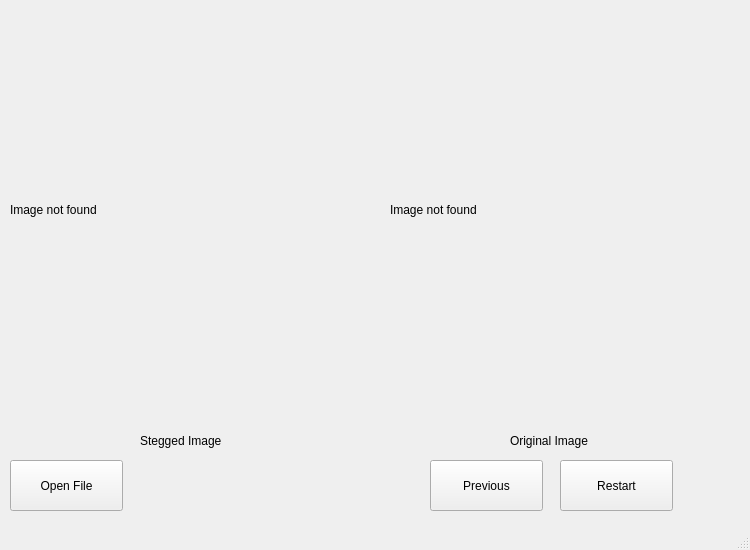
Old version of the form Kevin/Remaning UI Files/ResultScreen.ui in the repository kevinrmedina/StegoCapstone.
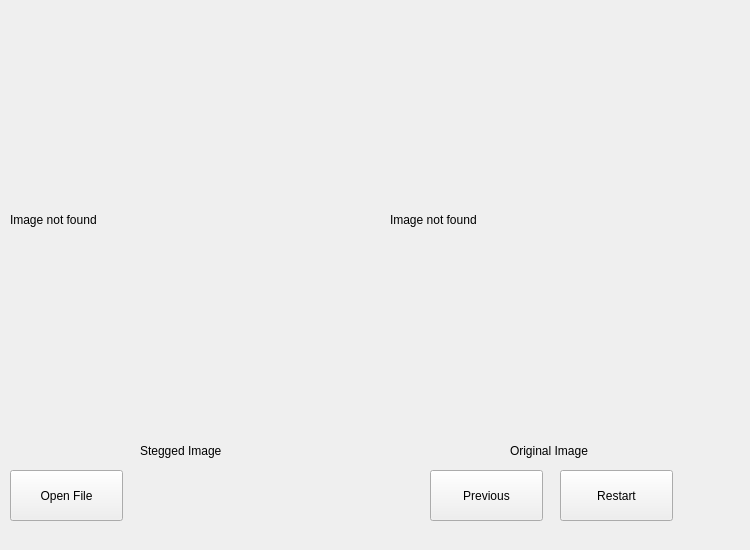
New version of the form.

Diff of the .ui file:
```diff
--- a/Kevin/Remaning UI Files/ResultScreen.ui
+++ b/Kevin/Remaning UI Files/ResultScreen.ui
@@ -1,7 +1,7 @@
 <?xml version="1.0" encoding="UTF-8"?>
 <ui version="4.0">
- <class>MainWindow</class>
- <widget class="QMainWindow" name="MainWindow">
+ <class>Form</class>
+ <widget class="QWidget" name="Form">
   <property name="geometry">
    <rect>
     <x>0</x>
@@ -13,12 +13,24 @@
   <property name="windowTitle">
    <string>MainWindow</string>
   </property>
-  <widget class="QWidget" name="centralwidget">
+  <widget class="QPushButton" name="pushButton_3">
+   <property name="geometry">
+    <rect>
+     <x>10</x>
+     <y>470</y>
+     <width>113</width>
+     <height>51</height>
+    </rect>
+   </property>
+   <property name="text">
+    <string>Open File</string>
+   </property>
+  </widget>
    <widget class="QLabel" name="label_4">
     <property name="geometry">
      <rect>
       <x>510</x>
-      <y>420</y>
+     <y>430</y>
       <width>181</width>
       <height>41</height>
      </rect>
@@ -27,37 +39,30 @@
      <string>Original Image</string>
     </property>
    </widget>
-   <widget class="QPushButton" name="pushButton_2">
+  <widget class="QWidget" name="verticalLayoutWidget">
     <property name="geometry">
      <rect>
-      <x>560</x>
-      <y>460</y>
-      <width>113</width>
-      <height>51</height>
-     </rect>
-    </property>
+     <x>390</x>
+     <y>10</y>
+     <width>351</width>
+     <height>421</height>
+    </rect>
+   </property>
+   <layout class="QVBoxLayout" name="verticalLayout">
+    <item>
+     <widget class="QLabel" name="label">
     <property name="text">
-     <string>Restart</string>
-    </property>
-   </widget>
-   <widget class="QLabel" name="label_3">
-    <property name="geometry">
-     <rect>
-      <x>140</x>
-      <y>420</y>
-      <width>181</width>
-      <height>41</height>
-     </rect>
-    </property>
-    <property name="text">
-     <string>Stegged Image</string>
-    </property>
+       <string>&lt;html&gt;&lt;head/&gt;&lt;body&gt;&lt;p&gt;Image not found&lt;/p&gt;&lt;/body&gt;&lt;/html&gt;</string>
+      </property>
+     </widget>
+    </item>
+   </layout>
    </widget>
    <widget class="QWidget" name="verticalLayoutWidget_2">
     <property name="geometry">
      <rect>
       <x>10</x>
-      <y>0</y>
+     <y>10</y>
       <width>351</width>
       <height>421</height>
      </rect>
@@ -72,11 +77,24 @@
      </item>
     </layout>
    </widget>
+  <widget class="QPushButton" name="pushButton_2">
+   <property name="geometry">
+    <rect>
+     <x>560</x>
+     <y>470</y>
+     <width>113</width>
+     <height>51</height>
+    </rect>
+   </property>
+   <property name="text">
+    <string>Restart</string>
+   </property>
+  </widget>
    <widget class="QPushButton" name="pushButton">
     <property name="geometry">
      <rect>
       <x>430</x>
-      <y>460</y>
+     <y>470</y>
       <width>113</width>
       <height>51</height>
      </rect>
@@ -85,50 +103,19 @@
      <string>Previous</string>
     </property>
    </widget>
-   <widget class="QPushButton" name="pushButton_3">
+  <widget class="QLabel" name="label_3">
     <property name="geometry">
      <rect>
-      <x>10</x>
-      <y>460</y>
-      <width>113</width>
-      <height>51</height>
+     <x>140</x>
+     <y>430</y>
+     <width>181</width>
+     <height>41</height>
      </rect>
     </property>
     <property name="text">
-     <string>Open File</string>
-    </property>
-   </widget>
-   <widget class="QWidget" name="verticalLayoutWidget">
-    <property name="geometry">
-     <rect>
-      <x>390</x>
-      <y>0</y>
-      <width>351</width>
-      <height>421</height>
-     </rect>
-    </property>
-    <layout class="QVBoxLayout" name="verticalLayout">
-     <item>
-      <widget class="QLabel" name="label">
-       <property name="text">
-        <string>&lt;html&gt;&lt;head/&gt;&lt;body&gt;&lt;p&gt;Image not found&lt;/p&gt;&lt;/body&gt;&lt;/html&gt;</string>
-       </property>
-      </widget>
-     </item>
-    </layout>
-   </widget>
-  </widget>
-  <widget class="QMenuBar" name="menubar">
-   <property name="geometry">
-    <rect>
-     <x>0</x>
-     <y>0</y>
-     <width>750</width>
-     <height>22</height>
-    </rect>
-   </property>
-  </widget>
-  <widget class="QStatusBar" name="statusbar"/>
+    <string>Stegged Image</string>
+   </property>
+  </widget>
  </widget>
  <resources/>
  <connections/>
```
Left out of the diff: 2 changed lines with no effect on the pictures. Lines whose indentation alone changed are shown as unchanged.
